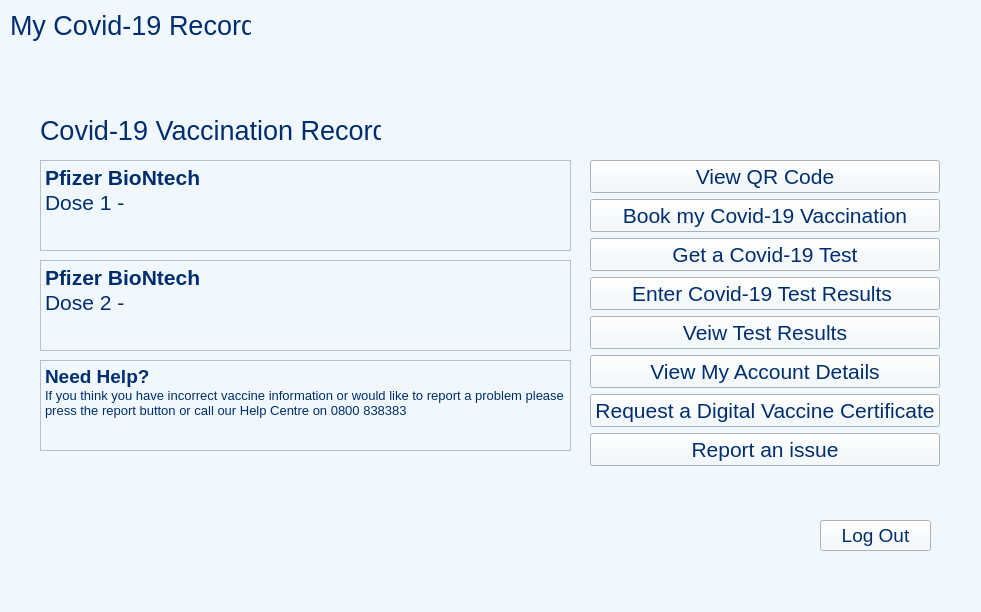
Before: the Qt Designer form L_A_B_Final_Project/mainpage.ui in SourPanda13/106-Group-Assignment, drawn with Qt 5.
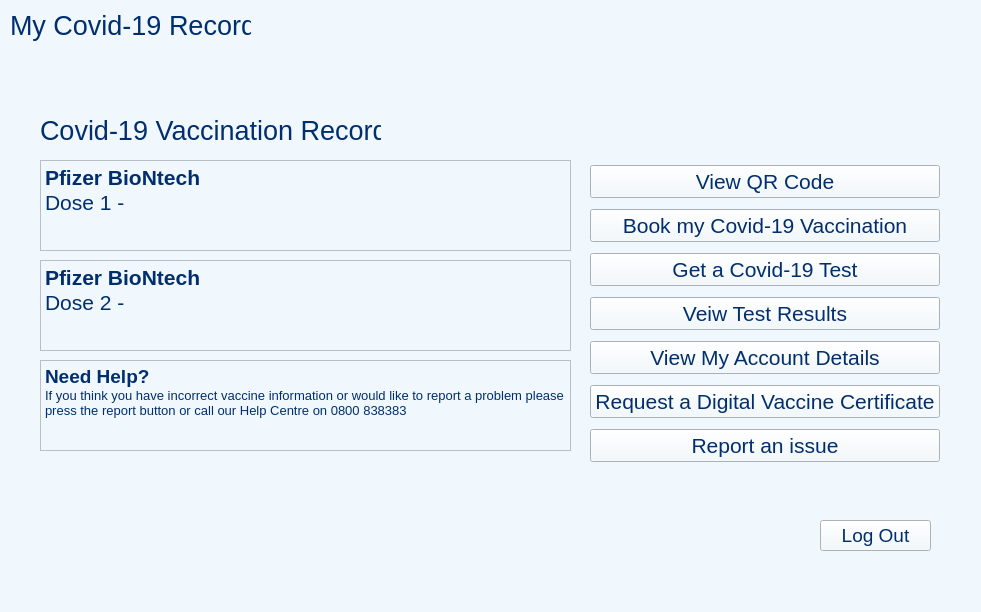
After: the same form once the commit is applied.

Commit message: Changed test result input to admin only

The edit to the form file:
```diff
--- a/L_A_B_Final_Project/mainpage.ui
+++ b/L_A_B_Final_Project/mainpage.ui
@@ -180,21 +180,6 @@
       </property>
      </widget>
     </item>
-    <item>
-     <widget class="QPushButton" name="GetATest_2">
-      <property name="font">
-       <font>
-        <pointsize>16</pointsize>
-       </font>
-      </property>
-      <property name="styleSheet">
-       <string notr="true">color: rgb(0, 46, 110);</string>
-      </property>
-      <property name="text">
-       <string>Enter Covid-19 Test Results </string>
-      </property>
-     </widget>
-    </item>
     <item>
      <widget class="QPushButton" name="RequestDigitalVaccineCertificate_3">
       <property name="font">
```
The commit also changes 7 other files.
